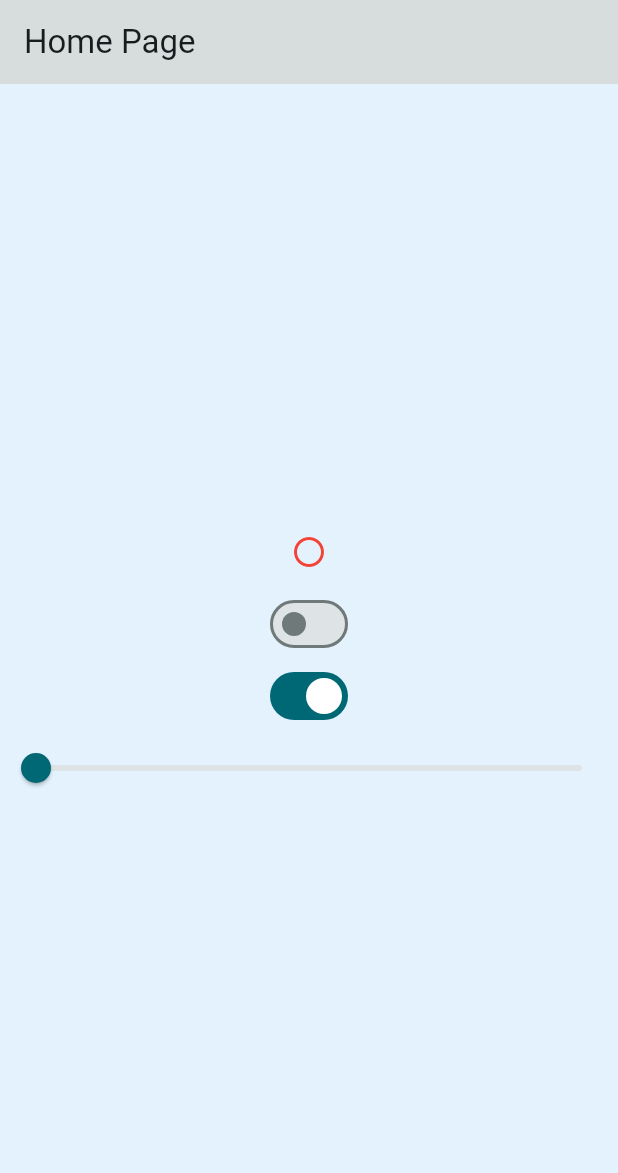
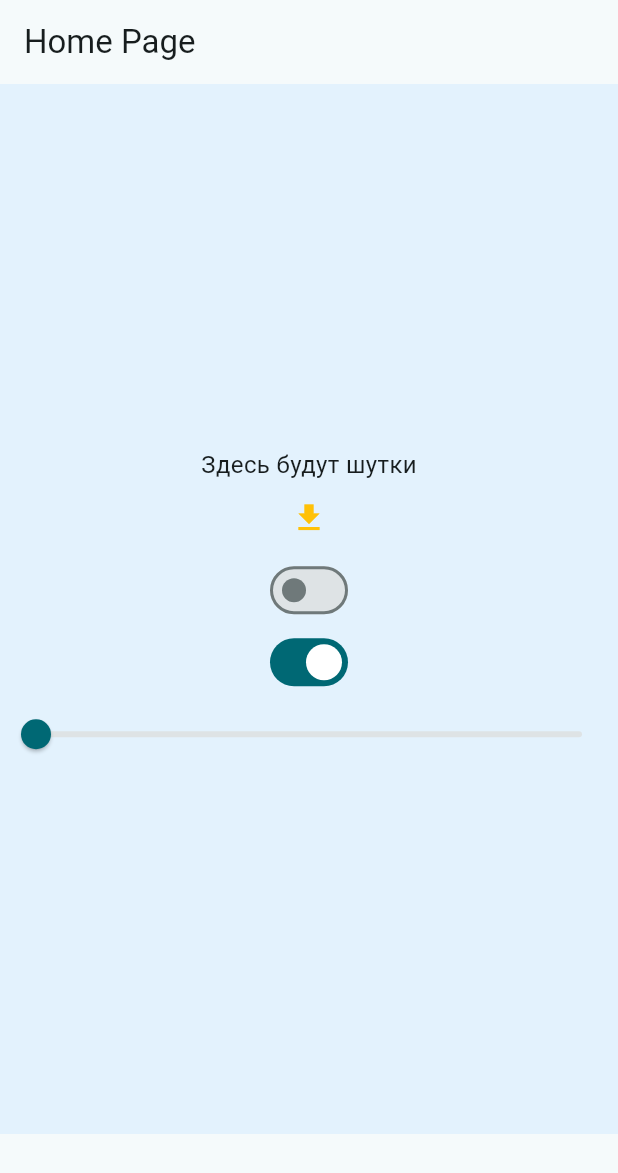
Before and after one commit to fklska/Flutter-App, a Flutter app: the screen it shows after launch, on a phone screen of 412 x 824 dp. Shown: the top 1173 px of the screen. Run offline on Flutter 3.47's test engine with Material 3 defaults, Android fonts, the phone set to English and light mode, and no system bars.

Commit message:
Joke button

```diff
--- a/lib/main.dart
+++ b/lib/main.dart
@@ -1,4 +1,8 @@
 import 'package:flutter/material.dart';
+
+
+import 'dart:convert' as convert;
+import 'package:http/http.dart' as http;
 
 void main(List<String> args) {
   runApp(const App());
@@ -14,10 +18,12 @@ const App({Key? key}) : super(key: key);
 class _AppState extends State<App>{
   bool light = false;
   bool useMaterial3 = true;
-  Color defaultMainColor = const Color.fromARGB(255, 18, 212, 44);
+  Color defaultMainColor = const Color.fromARGB(255, 255, 255, 255);
   Color mainColor = const Color.fromARGB(255, 255, 255, 255);
   bool pressed = false;
   double sliderValue = 0;
+
+  String jokes = 'Здесь будут шутки';
 
   void changeLight(bool value)
   {
@@ -33,18 +39,21 @@ class _AppState extends State<App>{
     });
   }
 
-  void setMainColorRed()
-  {
-    setState(() {
-      pressed = !pressed;
-      mainColor = pressed ? Colors.red : defaultMainColor;
-    });
-  }
-
   void setBorderRadius(double value)
   {
     setState(() {
       sliderValue = value;
+    });
+  }
+
+  void jokeResponse() async
+  {
+    var url = Uri.parse('https://official-joke-api.appspot.com/random_joke');
+    var response = await http.get(url);
+    var jsonResponse = convert.jsonDecode(response.body) as Map<String, dynamic>;
+
+    setState(() {
+      jokes = jsonResponse['setup'] + '\n' + jsonResponse['punchline'];
     });
   }
 
@@ -54,35 +63,31 @@ class _AppState extends State<App>{
       theme: ThemeData(
         brightness: light ? Brightness.dark : Brightness.light,
         useMaterial3: useMaterial3,
-        colorSchemeSeed: mainColor
+        colorSchemeSeed: mainColor,
       ),
       home: Scaffold(
-        appBar: AppBar(
+          appBar: AppBar(
           title: const Text("Home Page"),
-          backgroundColor: Theme.of(context).focusColor,
         ),
         body: Container(
           alignment: Alignment.topLeft,
           decoration: BoxDecoration(
             color: Theme.of(context).secondaryHeaderColor,
-            borderRadius: BorderRadius.circular(sliderValue)
+            borderRadius: BorderRadius.circular(sliderValue),
           ),
-
+          width: 500,
+          height: 700,
           child: Column(
             mainAxisAlignment: MainAxisAlignment.center,
             children: [
-              IconButton(
-              onPressed: setMainColorRed,
-                icon: const Icon(Icons.circle_outlined, color: Colors.red,),
-                isSelected: pressed,
-                selectedIcon: const Icon(Icons.circle_rounded, color: Colors.red,),
-                ),
+              Text(jokes, style:  const TextStyle(fontSize: 16),),
+              IconButton(onPressed: jokeResponse, icon: const Icon(Icons.get_app, color: Colors.amber,)),
               Switch(value: light, onChanged: changeLight),
               Switch(value: useMaterial3, onChanged: changeMaterial),
               Slider(value: sliderValue, onChanged: setBorderRadius, min: 0, max: 100,)
             ],
           ),
-        )
+        ),
       ),
       debugShowCheckedModeBanner: false,
     );
--- a/pubspec.yaml
+++ b/pubspec.yaml
@@ -35,6 +35,7 @@ dependencies:
   # The following adds the Cupertino Icons font to your application.
   # Use with the CupertinoIcons class for iOS style icons.
   cupertino_icons: ^1.0.2
+  http: ^1.1.0
 
 dev_dependencies:
   flutter_test:
```
Also changed, not shown: pubspec.lock.
